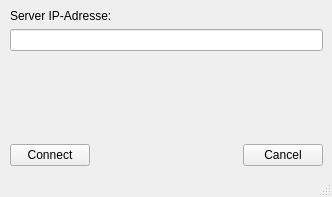
Above: Gui/listwindow.ui from Purple-Jesus/Field before the change. Below: the same form after it.
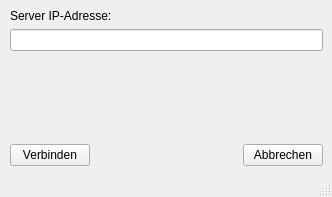
That is the form after the change. Icons and pictures are not drawn.

What changed in the file:
```diff
--- a/Gui/listwindow.ui
+++ b/Gui/listwindow.ui
@@ -80,7 +80,7 @@
         <item>
          <widget class="QPushButton" name="StartButton">
           <property name="text">
-           <string>Connect</string>
+           <string>Verbinden</string>
           </property>
          </widget>
         </item>
@@ -100,7 +100,7 @@
         <item>
          <widget class="QPushButton" name="CancleButton">
           <property name="text">
-           <string>Cancel</string>
+           <string>Abbrechen</string>
           </property>
          </widget>
         </item>
```
